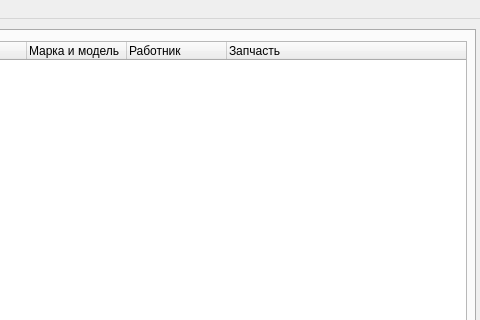
Above: ui/mainwin.ui from Tr0ub1e/Izbushka before the change; both pictures show x 575 to 1055 and y 0 to 320 of the 1055 by 739 pixel window. Below: the same form after it.
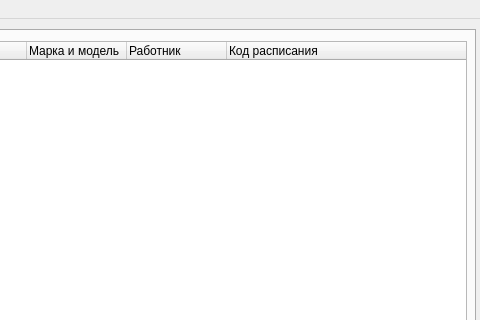
That is the form after the change. The open tabs and pages were chosen to show the change.

The edit to the form file:
```diff
--- a/ui/mainwin.ui
+++ b/ui/mainwin.ui
@@ -337,7 +337,7 @@
       </column>
       <column>
        <property name="text">
-        <string>Запчасть</string>
+        <string>Код расписания</string>
        </property>
       </column>
      </widget>
```
